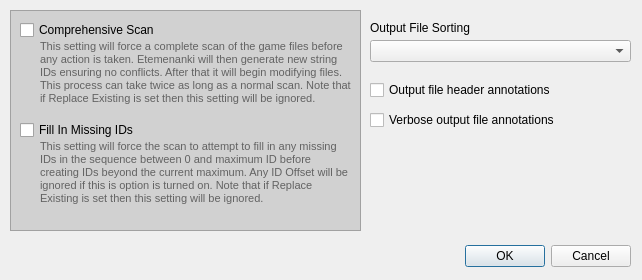
Old version of the form Etemenanki/Settings.ui in the repository MjnMixael/Etemenanki.
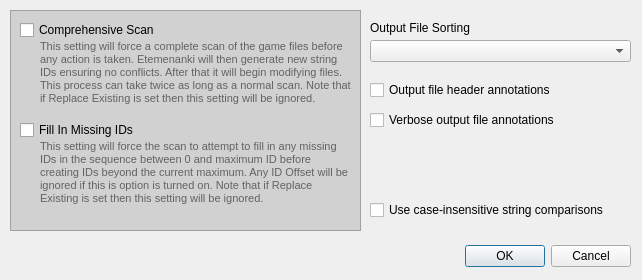
New version of the form.

Commit message: Add case insensitive string comparison option

Diff of the .ui file:
```diff
--- a/Etemenanki/Settings.ui
+++ b/Etemenanki/Settings.ui
@@ -278,6 +278,19 @@
     <string>Output file header annotations</string>
    </property>
   </widget>
+  <widget class="QCheckBox" name="case_insensitive_button">
+   <property name="geometry">
+    <rect>
+     <x>370</x>
+     <y>200</y>
+     <width>261</width>
+     <height>20</height>
+    </rect>
+   </property>
+   <property name="text">
+    <string>Use case-insensitive string comparisons</string>
+   </property>
+  </widget>
   <zorder>frame</zorder>
   <zorder>layoutWidget</zorder>
   <zorder>sorting_label</zorder>
```
Left out of the diff: 1 changed line with no effect on the pictures. The commit also changes 5 other files.
